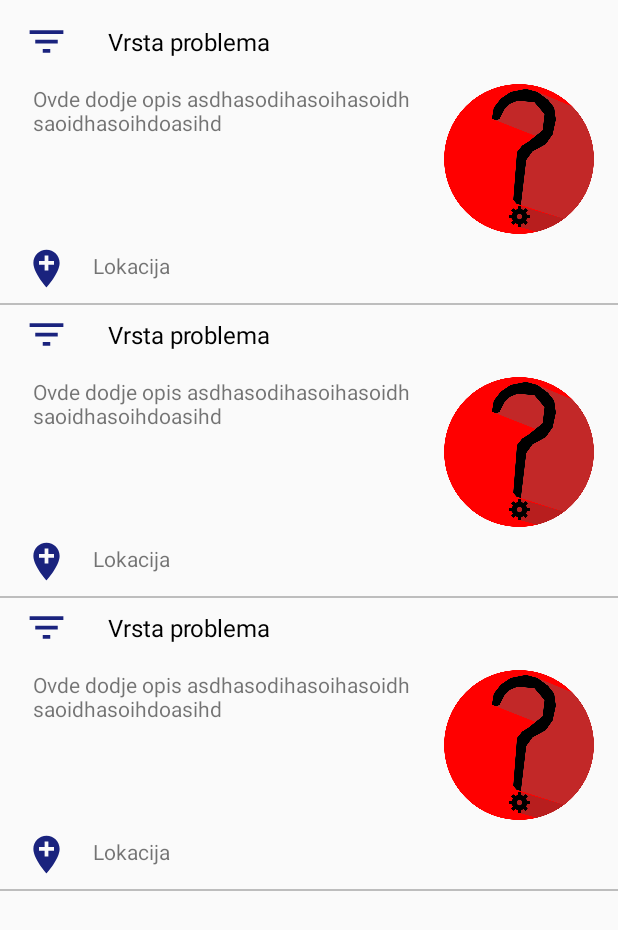
After one commit to davidmilinkovic/gdejeproblem, an Android app: the layout activity_moji_problemi.xml on its own in the app's theme, with its tools: preview values and no code run, on a phone screen of 412 x 824 dp. The commit adds this screen. Shown: the top 930 px of the screen. Run offline under Robolectric (Android 15) with nearby library versions, the phone set to English and light mode, and no system bars.

Commit message:
Dodata lista problema (bagovitoooooooooo)

```diff
--- a/app/build.gradle
+++ b/app/build.gradle
@@ -48,4 +48,5 @@ dependencies {
 
 
 
+
 apply plugin: 'com.google.gms.google-services'
--- a/app/src/main/java/net/geasoft/ksp/ksp/GlavniActivity.java
+++ b/app/src/main/java/net/geasoft/ksp/ksp/GlavniActivity.java
@@ -149,7 +149,9 @@ public class GlavniActivity extends AppCompatActivity implements NavigationView.
             }
 
         } else if (id == R.id.nav_moji_problemi) {
-            fragmentClass = MojiProblemiFragment.class;
+            Intent intent = new Intent(this, MojiProblemiActivity.class);
+            startActivity(intent);
+            return  true;
         } else if (id == R.id.nav_opcije) {
             /*Intent intent = new Intent(this, PodesavanjaActivity.class);
             startActivity(intent);*/
--- a/app/src/main/java/net/geasoft/ksp/ksp/SluzbaDetailActivity.java
+++ b/app/src/main/java/net/geasoft/ksp/ksp/SluzbaDetailActivity.java
@@ -58,7 +58,7 @@ public class SluzbaDetailActivity extends AppCompatActivity {
         // to load content from a content provider.
         final int id = Integer.parseInt(getIntent().getStringExtra(ARG_ITEM_ID));
         trenutni_id = id;
-        SluzbaViewModel model = ViewModelProviders.of(this).get(SluzbaViewModel.class);
+
         for (SluzbaViewModel.Sluzba s: StaticDataProvider.sluzbe) {
             if(s.id == id) {
                 izabranaSluzba = s;
@@ -106,7 +106,7 @@ public class SluzbaDetailActivity extends AppCompatActivity {
 
         List<VrstaViewModel.Vrsta> lista = new ArrayList<VrstaViewModel.Vrsta>();
         for (VrstaViewModel.Vrsta v : StaticDataProvider.vrste) {
-            if(v.id_sluzbe == trenutni_id)
+            if(v.sluzba.id == trenutni_id)
                 lista.add(v);
         }
         recyclerViewAdapter.addItems(lista);
--- a/app/src/main/java/net/geasoft/ksp/ksp/VrstaViewModel.java
+++ b/app/src/main/java/net/geasoft/ksp/ksp/VrstaViewModel.java
@@ -98,12 +98,12 @@ public class VrstaViewModel extends ViewModel {
     public static class Vrsta {
         public final int id;
         public final String naziv;
-        public final int id_sluzbe;
+        public final SluzbaViewModel.Sluzba sluzba;
 
-        public Vrsta(int id, String naziv, int id_sluzbe) {
+        public Vrsta(int id, String naziv, SluzbaViewModel.Sluzba s) {
             this.id = id;
             this.naziv = naziv;
-            this.id_sluzbe = id_sluzbe;
+            this.sluzba = s;
         }
 
         @Override
--- /dev/null
+++ b/app/src/main/res/layout/activity_moji_problemi.xml
@@ -0,0 +1,18 @@
+<?xml version="1.0" encoding="utf-8"?>
+<android.support.constraint.ConstraintLayout xmlns:android="http://schemas.android.com/apk/res/android"
+    xmlns:app="http://schemas.android.com/apk/res-auto"
+    xmlns:tools="http://schemas.android.com/tools"
+    android:layout_width="match_parent"
+    android:layout_height="match_parent"
+    tools:context="net.geasoft.ksp.ksp.MojiProblemiActivity">
+
+    <android.support.v7.widget.RecyclerView
+        android:id="@+id/moji_problemi_list"
+        android:layout_width="match_parent"
+        android:layout_height="match_parent"
+        android:paddingTop="8dp"
+        android:clipToPadding="false"
+        app:layoutManager="LinearLayoutManager"
+        tools:listitem="@layout/problemi_list_content" />
+
+</android.support.constraint.ConstraintLayout>
--- /dev/null
+++ b/app/src/main/res/layout/problemi_list_content.xml
@@ -0,0 +1,91 @@
+<?xml version="1.0" encoding="utf-8"?>
+<LinearLayout xmlns:android="http://schemas.android.com/apk/res/android"
+    android:layout_width="match_parent"
+    android:layout_height="wrap_content"
+    android:orientation="vertical"
+    xmlns:app="http://schemas.android.com/apk/res-auto">
+
+    <LinearLayout
+        android:layout_width="match_parent"
+        android:layout_height="40dp"
+        android:paddingLeft="16dp">
+
+        <ImageView
+            android:id="@+id/list_ikonica_sluzba"
+            android:layout_width="30dp"
+            android:layout_height="30dp"
+            android:layout_gravity="center_vertical"
+            android:tint="?attr/colorAccent"
+            app:srcCompat="@drawable/ic_filter_list_black_24dp" />
+
+        <TextView
+            android:id="@+id/list_problem_vrsta"
+            android:layout_width="wrap_content"
+            android:layout_height="wrap_content"
+            android:layout_gravity="center_vertical"
+            android:paddingLeft="26dp"
+            android:paddingRight="16dp"
+            android:text="Vrsta problema"
+            android:textColor="@android:color/black"
+            android:textSize="16sp" />
+    </LinearLayout>
+
+    <LinearLayout
+        android:layout_width="match_parent"
+        android:layout_height="wrap_content"
+        android:paddingBottom="8dp"
+        android:paddingLeft="16dp"
+        android:paddingRight="16dp"
+        android:paddingTop="8dp"
+        android:weightSum="1">
+
+        <TextView
+            android:id="@+id/list_problem_opis"
+            android:layout_width="wrap_content"
+            android:layout_height="wrap_content"
+            android:layout_weight="1"
+            android:paddingBottom="4dp"
+            android:paddingLeft="6dp"
+            android:paddingRight="16dp"
+            android:text="Ovde dodje opis asdhasodihasoihasoidhsaoidhasoihdoasihd" />
+
+        <ImageView
+            android:id="@+id/list_slika_problem"
+            android:layout_width="100dp"
+            android:layout_height="100dp"
+            android:layout_gravity="right|center_vertical"
+            android:layout_weight="0.7"
+            app:srcCompat="@drawable/logo_gdp" />
+    </LinearLayout>
+
+    <LinearLayout
+        android:layout_width="match_parent"
+        android:layout_height="30dp"
+        android:layout_marginBottom="8dp"
+        android:paddingLeft="16dp"
+        android:paddingRight="16dp">
+
+        <ImageView
+            android:layout_width="30dp"
+            android:layout_height="30dp"
+            android:layout_gravity="center_vertical"
+            android:tint="?attr/colorAccent"
+            app:srcCompat="@drawable/ic_add_location_black_24dp" />
+
+        <TextView
+            android:id="@+id/list_lokacija"
+            android:layout_width="wrap_content"
+            android:layout_height="wrap_content"
+            android:layout_gravity="center_vertical"
+            android:paddingBottom="4dp"
+            android:paddingLeft="16dp"
+            android:text="Lokacija" />
+    </LinearLayout>
+
+    <View
+        android:layout_width="fill_parent"
+        android:layout_height="1dp"
+        android:layout_alignParentBottom="true"
+        android:background="#bdbdbd" />
+
+</LinearLayout>
```
Also changed, not shown: app/src/main/AndroidManifest.xml (+8 -2 lines), app/src/main/java/net/geasoft/ksp/ksp/MojiProblemiActivity.java (added, +172 -0 lines), app/src/main/java/net/geasoft/ksp/ksp/MojiProblemiFragment.java (+20 -2 lines), app/src/main/java/net/geasoft/ksp/ksp/PrijaviProblemActivity.java (+11 -3 lines), app/src/main/java/net/geasoft/ksp/ksp/ProblemModel.java (deleted, +0 -65 lines), app/src/main/java/net/geasoft/ksp/ksp/ProblemViewModel.java (added, +142 -0 lines), app/src/main/java/net/geasoft/ksp/ksp/StaticDataProvider.java (+57 -2 lines), app/src/main/res/layout/fragment_moji_problemi.xml (+2 -5 lines), app/src/main/res/drawable-v21/nemaslike.png (added).
